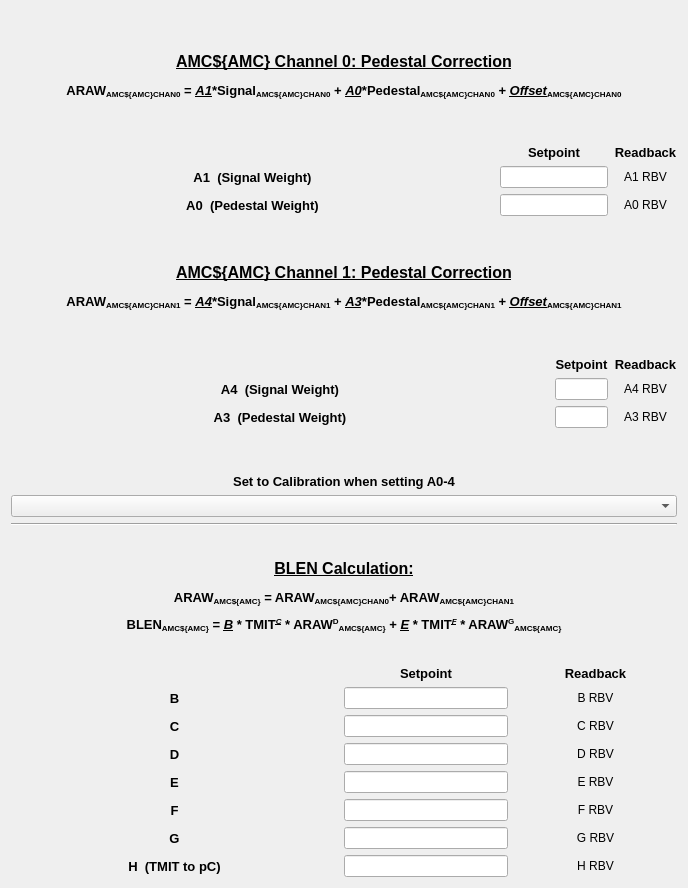
Old version of the form blenApp/ui/blen_lcls2_gap_coef_embd.ui in the repository slaclab/BunchLengthMonitor.
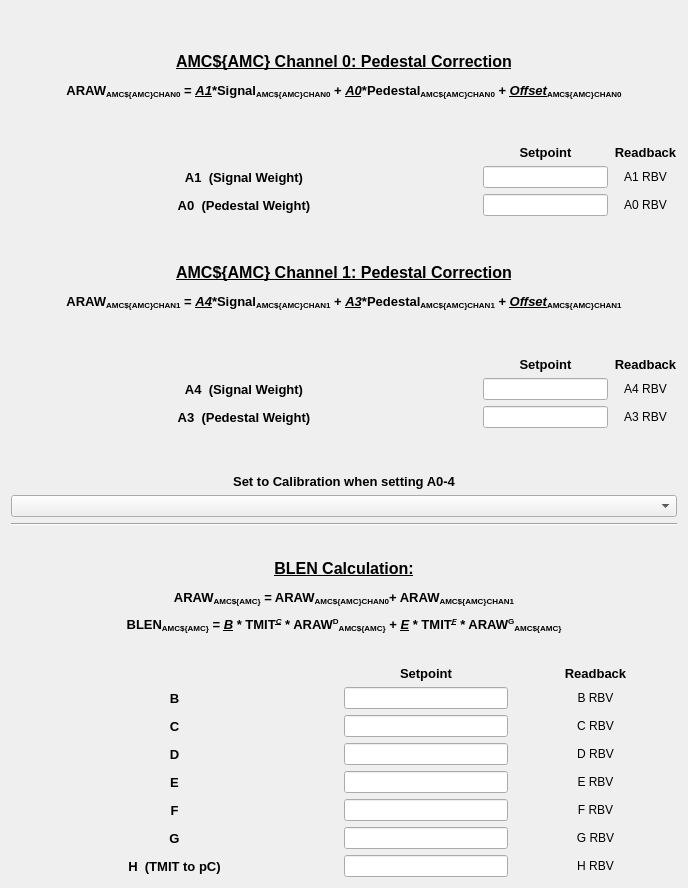
New version of the form. Custom widgets are drawn as their Qt base class.

Commit message: Changed precision and display format for A0, A1, A3, A4.

The edit to the form file:
```diff
--- a/blenApp/ui/blen_lcls2_gap_coef_embd.ui
+++ b/blenApp/ui/blen_lcls2_gap_coef_embd.ui
@@ -117,6 +117,12 @@
            <verstretch>0</verstretch>
           </sizepolicy>
          </property>
+         <property name="minimumSize">
+          <size>
+           <width>125</width>
+           <height>0</height>
+          </size>
+         </property>
          <property name="toolTip">
           <string/>
          </property>
@@ -130,7 +136,7 @@
           <string>ca://${PREFIX}:${AMC}:CoefA1</string>
          </property>
          <property name="displayFormat" stdset="0">
-          <enum>PyDMLineEdit::Decimal</enum>
+          <enum>PyDMLineEdit::Exponential</enum>
          </property>
         </widget>
        </item>
@@ -142,6 +148,12 @@
            <verstretch>0</verstretch>
           </sizepolicy>
          </property>
+         <property name="minimumSize">
+          <size>
+           <width>125</width>
+           <height>0</height>
+          </size>
+         </property>
          <property name="toolTip">
           <string/>
          </property>
@@ -155,7 +167,7 @@
           <string>ca://${PREFIX}:${AMC}:CoefA0</string>
          </property>
          <property name="displayFormat" stdset="0">
-          <enum>PyDMLineEdit::Decimal</enum>
+          <enum>PyDMLineEdit::Exponential</enum>
          </property>
         </widget>
        </item>
@@ -307,11 +319,17 @@
        <item row="1" column="1">
         <widget class="PyDMLineEdit" name="a4edit">
          <property name="sizePolicy">
-          <sizepolicy hsizetype="Ignored" vsizetype="Fixed">
+          <sizepolicy hsizetype="Preferred" vsizetype="Fixed">
            <horstretch>0</horstretch>
            <verstretch>0</verstretch>
           </sizepolicy>
          </property>
+         <property name="minimumSize">
+          <size>
+           <width>125</width>
+           <height>0</height>
+          </size>
+         </property>
          <property name="toolTip">
           <string/>
          </property>
@@ -325,18 +343,24 @@
           <string>ca://${PREFIX}:${AMC}:CoefA4</string>
          </property>
          <property name="displayFormat" stdset="0">
-          <enum>PyDMLineEdit::Decimal</enum>
+          <enum>PyDMLineEdit::Exponential</enum>
          </property>
         </widget>
        </item>
        <item row="3" column="1">
         <widget class="PyDMLineEdit" name="a3edit">
          <property name="sizePolicy">
-          <sizepolicy hsizetype="Ignored" vsizetype="Fixed">
+          <sizepolicy hsizetype="Preferred" vsizetype="Fixed">
            <horstretch>0</horstretch>
            <verstretch>0</verstretch>
           </sizepolicy>
          </property>
+         <property name="minimumSize">
+          <size>
+           <width>125</width>
+           <height>0</height>
+          </size>
+         </property>
          <property name="toolTip">
           <string/>
          </property>
@@ -350,7 +374,7 @@
           <string>ca://${PREFIX}:${AMC}:CoefA3</string>
          </property>
          <property name="displayFormat" stdset="0">
-          <enum>PyDMLineEdit::Decimal</enum>
+          <enum>PyDMLineEdit::Exponential</enum>
          </property>
         </widget>
        </item>
```
Left out of the diff: 24 changed lines with no effect on the pictures.
